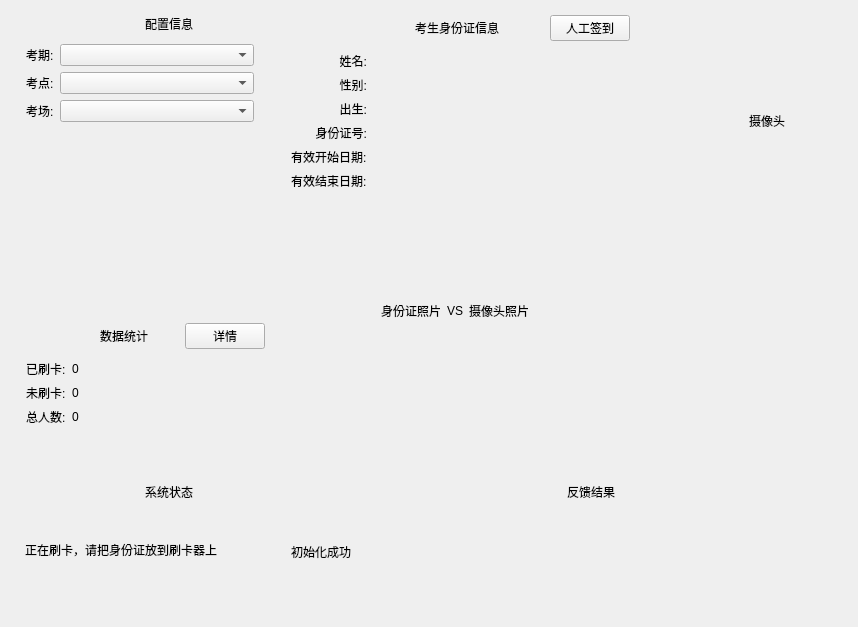
Before: the Qt Designer form AiSign/gui/AiSignWidget.ui in xtuer/Qt, drawn with Qt 5.
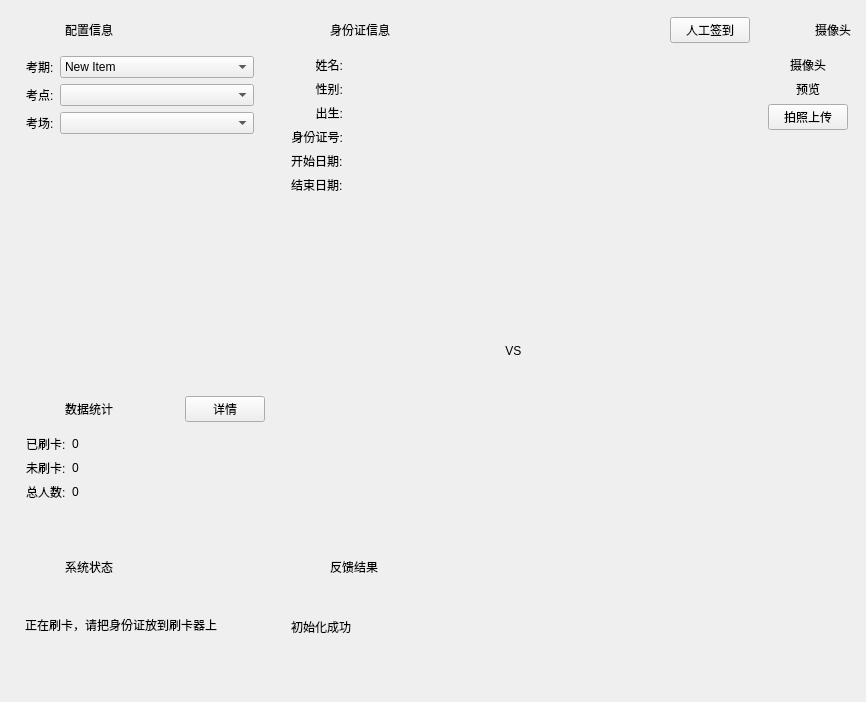
After: the same form once the commit is applied. Icons and pictures are not drawn.

Commit message: AiSign 布局

Diff of the .ui file:
```diff
--- a/AiSign/gui/AiSignWidget.ui
+++ b/AiSign/gui/AiSignWidget.ui
@@ -6,23 +6,42 @@
    <rect>
     <x>0</x>
     <y>0</y>
-    <width>858</width>
-    <height>627</height>
+    <width>866</width>
+    <height>702</height>
    </rect>
   </property>
   <property name="windowTitle">
    <string>AiSignWidget</string>
   </property>
   <property name="styleSheet">
-   <string notr="true">.AiSignWidget {
-    background: rgb(33, 93, 201);
-}
-
-.Container {
+   <string notr="true">.Container {
 	border: 0px solid darkred;
     border-radius: 10px;
 }
 
+.Container QPushButton {
+    color: #DDD;
+    border: 0px solid red;
+    border-radius: 4px;
+    background: rgb(27, 104, 222);
+    padding: 0px 10px;
+    min-height: 30px;
+    max-height: 30px;
+    font-size: 16px;
+}
+
+.Container QPushButton:hover {
+    color: #CCC;
+}
+
+.Container QPushButton:pressed {
+    color: #FFF;
+}
+
+.ContainerTitlebar QPushButton {
+    margin-right: 10px;
+}
+
 .ContainerTitlebar {
 	min-height: 50px;
     max-height: 50px;
@@ -31,7 +50,7 @@
     border-top-right-radius: 10px;
 }
 
-.ContainerTitlebar QLabel, .ContainerTitlebar QPushButton {
+.ContainerTitlebar QLabel {
     font-size: 16px;
     color: rgb(36, 59, 139);
 }
@@ -42,54 +61,63 @@
     min-height: 30px;
     max-height: 30px;
     border-width: 0 0 0 0;
-    border-image: url(/Users/Biao/Desktop/good.png) 0 0 0 0 stretch stretch;
     margin-left: 10px;
 }
 
-.ContainerTitlebar QPushButton {
-    border: 0px solid red;
-    border-radius: 4px;
-    background: rgb(27, 104, 222);
-    margin-right: 10px;
-    padding: 0px 10px;
-    min-height: 30px;
-    max-height: 30px;
-}
-
-.ContainerTitlebar QPushButton:hover {
-    color: #EEE;
-}
-
-.ContainerCentralWidget {
+.ContainerContentWidget {
     background: rgb(37, 133, 230);
     border-bottom-left-radius: 10px;
     border-bottom-right-radius: 10px;
 }
 
-.ContainerCentralWidget QLabel {
+.ContainerContentWidget QLabel {
     font-size: 15px;
     color: #DDD;
 }
 
-.ContainerCentralWidget QLabel.Info {
+.ContainerContentWidget QLabel.Info {
     color: #DDD;
 }
 
-.ContainerCentralWidget QLabel.IdCardInfo {
+.ContainerContentWidget QLabel.IdCardInfo {
     color: #DDD;
     border: 0px solid red;
     border-bottom: 1px solid #DDD;
 }
 
-.ContainerCentralWidget QLabel.Picture {
+.ContainerContentWidget QLabel.VS {
+    font-size: 30px;
+    font-style: italic;
+}
+
+.ContainerContentWidget QLabel.Picture {
     background: #CCC;
     border-radius: 4px;
     min-width: 102px;
     max-width: 102px;
     min-height: 126px;
     max-height: 126px;
-}</string>
+}
+</string>
   </property>
+  <layout class="QGridLayout" name="gridLayout_18">
+   <property name="leftMargin">
+    <number>0</number>
+   </property>
+   <property name="topMargin">
+    <number>0</number>
+   </property>
+   <property name="rightMargin">
+    <number>0</number>
+   </property>
+   <property name="bottomMargin">
+    <number>0</number>
+   </property>
+   <property name="spacing">
+    <number>0</number>
+   </property>
+   <item row="0" column="0">
+    <widget class="QWidget" name="widget_20" native="true">
   <layout class="QGridLayout" name="gridLayout">
    <property name="leftMargin">
     <number>15</number>
@@ -162,7 +190,19 @@
           </widget>
          </item>
          <item row="0" column="0">
-          <widget class="QLabel" name="label_7">
+             <widget class="QLabel" name="settingsLabel">
+              <property name="minimumSize">
+               <size>
+                <width>40</width>
+                <height>30</height>
+               </size>
+              </property>
+              <property name="maximumSize">
+               <size>
+                <width>40</width>
+                <height>30</height>
+               </size>
+              </property>
            <property name="text">
             <string/>
            </property>
@@ -177,7 +217,7 @@
       <item>
        <widget class="QWidget" name="widget_8" native="true">
         <property name="class" stdset="0">
-         <string>ContainerCentralWidget</string>
+            <string>ContainerContentWidget</string>
         </property>
         <layout class="QGridLayout" name="gridLayout_13">
          <item row="0" column="0">
@@ -194,7 +234,38 @@
           </widget>
          </item>
          <item row="0" column="1">
-          <widget class="QComboBox" name="comboBox"/>
+             <widget class="QComboBox" name="comboBox">
+              <item>
+               <property name="text">
+                <string>New Item</string>
+               </property>
+              </item>
+              <item>
+               <property name="text">
+                <string>New Item</string>
+               </property>
+              </item>
+              <item>
+               <property name="text">
+                <string>New Item</string>
+               </property>
+              </item>
+              <item>
+               <property name="text">
+                <string>New Item</string>
+               </property>
+              </item>
+              <item>
+               <property name="text">
+                <string>New Item</string>
+               </property>
+              </item>
+              <item>
+               <property name="text">
+                <string>New Item</string>
+               </property>
+              </item>
+             </widget>
          </item>
          <item row="1" column="0">
           <widget class="QLabel" name="label_14">
@@ -237,9 +308,15 @@
    </item>
    <item row="0" column="1" rowspan="2">
     <widget class="QWidget" name="widget_3" native="true">
+        <property name="sizePolicy">
+         <sizepolicy hsizetype="Expanding" vsizetype="Preferred">
+          <horstretch>0</horstretch>
+          <verstretch>0</verstretch>
+         </sizepolicy>
+        </property>
      <property name="minimumSize">
       <size>
-       <width>350</width>
+          <width>320</width>
        <height>0</height>
       </size>
      </property>
@@ -284,7 +361,19 @@
           <number>10</number>
          </property>
          <item row="0" column="0">
-          <widget class="QLabel" name="label_8">
+             <widget class="QLabel" name="idCardLabel">
+              <property name="minimumSize">
+               <size>
+                <width>40</width>
+                <height>30</height>
+               </size>
+              </property>
+              <property name="maximumSize">
+               <size>
+                <width>40</width>
+                <height>30</height>
+               </size>
+              </property>
            <property name="text">
             <string/>
            </property>
@@ -296,7 +385,7 @@
          <item row="0" column="1">
           <widget class="QLabel" name="label_2">
            <property name="text">
-            <string>考生身份证信息</string>
+               <string>身份证信息</string>
            </property>
           </widget>
          </item>
@@ -319,7 +408,7 @@
       <item row="1" column="0">
        <widget class="QWidget" name="widget_9" native="true">
         <property name="class" stdset="0">
-         <string>ContainerCentralWidget</string>
+            <string>ContainerContentWidget</string>
         </property>
         <layout class="QGridLayout" name="gridLayout_17">
          <item row="0" column="0">
@@ -417,7 +506,7 @@
             </sizepolicy>
            </property>
            <property name="text">
-            <string>有效开始日期:</string>
+               <string>开始日期:</string>
            </property>
           </widget>
          </item>
@@ -434,7 +523,7 @@
          <item row="5" column="0">
           <widget class="QLabel" name="label_33">
            <property name="text">
-            <string>有效结束日期:</string>
+               <string>结束日期:</string>
            </property>
           </widget>
          </item>
@@ -457,45 +546,25 @@
             </sizepolicy>
            </property>
            <layout class="QGridLayout" name="gridLayout_16">
-            <item row="0" column="1">
-             <widget class="QLabel" name="label_40">
-              <property name="text">
-               <string>身份证照片</string>
-              </property>
-              <property name="class" stdset="0">
-               <string>Picture</string>
-              </property>
-             </widget>
-            </item>
-            <item row="0" column="2">
-             <widget class="QLabel" name="label_42">
-              <property name="text">
-               <string>VS</string>
-              </property>
-             </widget>
-            </item>
             <item row="0" column="3">
              <widget class="QLabel" name="label_41">
               <property name="text">
-               <string>摄像头照片</string>
+                  <string/>
               </property>
               <property name="class" stdset="0">
                <string>Picture</string>
               </property>
              </widget>
             </item>
-            <item row="0" column="0">
-             <spacer name="horizontalSpacer">
-              <property name="orientation">
-               <enum>Qt::Horizontal</enum>
-              </property>
-              <property name="sizeHint" stdset="0">
-               <size>
-                <width>2</width>
-                <height>20</height>
-               </size>
-              </property>
-             </spacer>
+               <item row="0" column="1">
+                <widget class="QLabel" name="label_40">
+                 <property name="text">
+                  <string/>
+                 </property>
+                 <property name="class" stdset="0">
+                  <string>Picture</string>
+                 </property>
+                </widget>
             </item>
             <item row="0" column="4">
              <spacer name="horizontalSpacer_2">
@@ -504,7 +573,45 @@
               </property>
               <property name="sizeHint" stdset="0">
                <size>
-                <width>2</width>
+                   <width>4</width>
+                   <height>20</height>
+                  </size>
+                 </property>
+                </spacer>
+               </item>
+               <item row="0" column="2">
+                <widget class="QLabel" name="label_42">
+                 <property name="minimumSize">
+                  <size>
+                   <width>30</width>
+                   <height>0</height>
+                  </size>
+                 </property>
+                 <property name="maximumSize">
+                  <size>
+                   <width>50</width>
+                   <height>16777215</height>
+                  </size>
+                 </property>
+                 <property name="text">
+                  <string>VS </string>
+                 </property>
+                 <property name="alignment">
+                  <set>Qt::AlignCenter</set>
+                 </property>
+                 <property name="class" stdset="0">
+                  <string>VS</string>
+                 </property>
+                </widget>
+               </item>
+               <item row="0" column="0">
+                <spacer name="horizontalSpacer">
+                 <property name="orientation">
+                  <enum>Qt::Horizontal</enum>
+                 </property>
+                 <property name="sizeHint" stdset="0">
+                  <size>
+                   <width>4</width>
                 <height>20</height>
                </size>
               </property>
@@ -521,6 +628,24 @@
    </item>
    <item row="0" column="2" rowspan="2">
     <widget class="QWidget" name="widget_4" native="true">
+        <property name="minimumSize">
+         <size>
+          <width>0</width>
+          <height>0</height>
+         </size>
+        </property>
+        <property name="maximumSize">
+         <size>
+          <width>16777215</width>
+          <height>16777215</height>
+         </size>
+        </property>
+        <property name="baseSize">
+         <size>
+          <width>0</width>
+          <height>0</height>
+         </size>
+        </property>
      <property name="class" stdset="0">
       <string>Container</string>
      </property>
@@ -569,7 +694,19 @@
           </widget>
          </item>
          <item row="0" column="0">
-          <widget class="QLabel" name="label_9">
+             <widget class="QLabel" name="cameraLabel">
+              <property name="minimumSize">
+               <size>
+                <width>40</width>
+                <height>30</height>
+               </size>
+              </property>
+              <property name="maximumSize">
+               <size>
+                <width>40</width>
+                <height>30</height>
+               </size>
+              </property>
            <property name="text">
             <string/>
            </property>
@@ -582,10 +719,70 @@
        </widget>
       </item>
       <item row="1" column="0">
-       <widget class="QWidget" name="widget_11" native="true">
+          <widget class="QWidget" name="cameraContainer" native="true">
         <property name="class" stdset="0">
-         <string>ContainerCentralWidget</string>
-        </property>
+            <string>ContainerContentWidget</string>
+           </property>
+           <layout class="QGridLayout" name="gridLayout_19">
+            <property name="leftMargin">
+             <number>0</number>
+            </property>
+            <property name="rightMargin">
+             <number>0</number>
+            </property>
+            <item row="0" column="0">
+             <widget class="QLabel" name="cameraPlaceholderLabel">
+              <property name="text">
+               <string>摄像头</string>
+              </property>
+              <property name="alignment">
+               <set>Qt::AlignCenter</set>
+              </property>
+              <property name="class" stdset="0">
+               <string>CameraWidget</string>
+              </property>
+             </widget>
+            </item>
+            <item row="1" column="0">
+             <widget class="QLabel" name="previewLabel">
+              <property name="text">
+               <string>预览</string>
+              </property>
+              <property name="alignment">
+               <set>Qt::AlignCenter</set>
+              </property>
+              <property name="class" stdset="0">
+               <string>CameraWidget</string>
+              </property>
+             </widget>
+            </item>
+            <item row="2" column="0">
+             <widget class="QPushButton" name="captureAndUploadButton">
+              <property name="sizePolicy">
+               <sizepolicy hsizetype="Maximum" vsizetype="Fixed">
+                <horstretch>0</horstretch>
+                <verstretch>0</verstretch>
+               </sizepolicy>
+              </property>
+              <property name="text">
+               <string>拍照上传</string>
+              </property>
+             </widget>
+            </item>
+            <item row="3" column="0">
+             <spacer name="verticalSpacer_2">
+              <property name="orientation">
+               <enum>Qt::Vertical</enum>
+              </property>
+              <property name="sizeHint" stdset="0">
+               <size>
+                <width>20</width>
+                <height>322</height>
+               </size>
+              </property>
+             </spacer>
+            </item>
+           </layout>
        </widget>
       </item>
      </layout>
@@ -640,7 +837,19 @@
           <number>10</number>
          </property>
          <item row="0" column="0">
-          <widget class="QLabel" name="label_10">
+             <widget class="QLabel" name="statisticLabel">
+              <property name="minimumSize">
+               <size>
+                <width>40</width>
+                <height>30</height>
+               </size>
+              </property>
+              <property name="maximumSize">
+               <size>
+                <width>40</width>
+                <height>30</height>
+               </size>
+              </property>
            <property name="text">
             <string/>
            </property>
@@ -675,9 +884,19 @@
       <item row="1" column="0">
        <widget class="QWidget" name="widget_14" native="true">
         <property name="class" stdset="0">
-         <string>ContainerCentralWidget</string>
+            <string>ContainerContentWidget</string>
         </property>
         <layout class="QGridLayout" name="gridLayout_14">
+            <item row="0" column="1">
+             <widget class="QLabel" name="label_19">
+              <property name="text">
+               <string>0</string>
+              </property>
+              <property name="class" stdset="0">
+               <string>Info</string>
+              </property>
+             </widget>
+            </item>
          <item row="0" column="0">
           <widget class="QLabel" name="label_16">
            <property name="sizePolicy">
@@ -691,16 +910,6 @@
            </property>
           </widget>
          </item>
-         <item row="0" column="1">
-          <widget class="QLabel" name="label_19">
-           <property name="text">
-            <string>0</string>
-           </property>
-           <property name="class" stdset="0">
-            <string>Info</string>
-           </property>
-          </widget>
-         </item>
          <item row="1" column="0">
           <widget class="QLabel" name="label_17">
            <property name="text">
@@ -708,6 +917,16 @@
            </property>
           </widget>
          </item>
+            <item row="2" column="1">
+             <widget class="QLabel" name="label_21">
+              <property name="text">
+               <string>0</string>
+              </property>
+              <property name="class" stdset="0">
+               <string>Info</string>
+              </property>
+             </widget>
+            </item>
          <item row="2" column="0">
           <widget class="QLabel" name="label_18">
            <property name="text">
@@ -725,16 +944,6 @@
            </property>
           </widget>
          </item>
-         <item row="2" column="1">
-          <widget class="QLabel" name="label_21">
-           <property name="text">
-            <string>0</string>
-           </property>
-           <property name="class" stdset="0">
-            <string>Info</string>
-           </property>
-          </widget>
-         </item>
         </layout>
        </widget>
       </item>
@@ -797,7 +1006,19 @@
           </widget>
          </item>
          <item row="0" column="0">
-          <widget class="QLabel" name="label_11">
+             <widget class="QLabel" name="statusLabel">
+              <property name="minimumSize">
+               <size>
+                <width>40</width>
+                <height>30</height>
+               </size>
+              </property>
+              <property name="maximumSize">
+               <size>
+                <width>40</width>
+                <height>30</height>
+               </size>
+              </property>
            <property name="text">
             <string/>
            </property>
@@ -812,7 +1033,7 @@
       <item row="1" column="0">
        <widget class="QWidget" name="widget_15" native="true">
         <property name="class" stdset="0">
-         <string>ContainerCentralWidget</string>
+            <string>ContainerContentWidget</string>
         </property>
         <widget class="QLabel" name="label_22">
          <property name="geometry">
@@ -826,9 +1047,6 @@
          <property name="text">
           <string>正在刷卡，请把身份证放到刷卡器上</string>
          </property>
-         <property name="class" stdset="0">
-          <string>Info</string>
-         </property>
         </widget>
        </widget>
       </item>
@@ -885,7 +1103,19 @@
           </widget>
          </item>
          <item row="0" column="0">
-          <widget class="QLabel" name="label_12">
+             <widget class="QLabel" name="feedbackLabel">
+              <property name="minimumSize">
+               <size>
+                <width>40</width>
+                <height>30</height>
+               </size>
+              </property>
+              <property name="maximumSize">
+               <size>
+                <width>40</width>
+                <height>30</height>
+               </size>
+              </property>
            <property name="text">
             <string/>
            </property>
@@ -900,7 +1130,7 @@
       <item row="1" column="0">
        <widget class="QWidget" name="widget_17" native="true">
         <property name="class" stdset="0">
-         <string>ContainerCentralWidget</string>
+            <string>ContainerContentWidget</string>
         </property>
         <layout class="QGridLayout" name="gridLayout_15">
          <item row="0" column="0">
@@ -911,9 +1141,9 @@
            <property name="alignment">
             <set>Qt::AlignLeading|Qt::AlignLeft|Qt::AlignTop</set>
            </property>
-           <property name="class" stdset="0">
-            <string>Info</string>
-           </property>
+             </widget>
+            </item>
+           </layout>
           </widget>
          </item>
         </layout>
```
Lines whose indentation alone changed are shown as unchanged. The commit also changes 134 other files.
